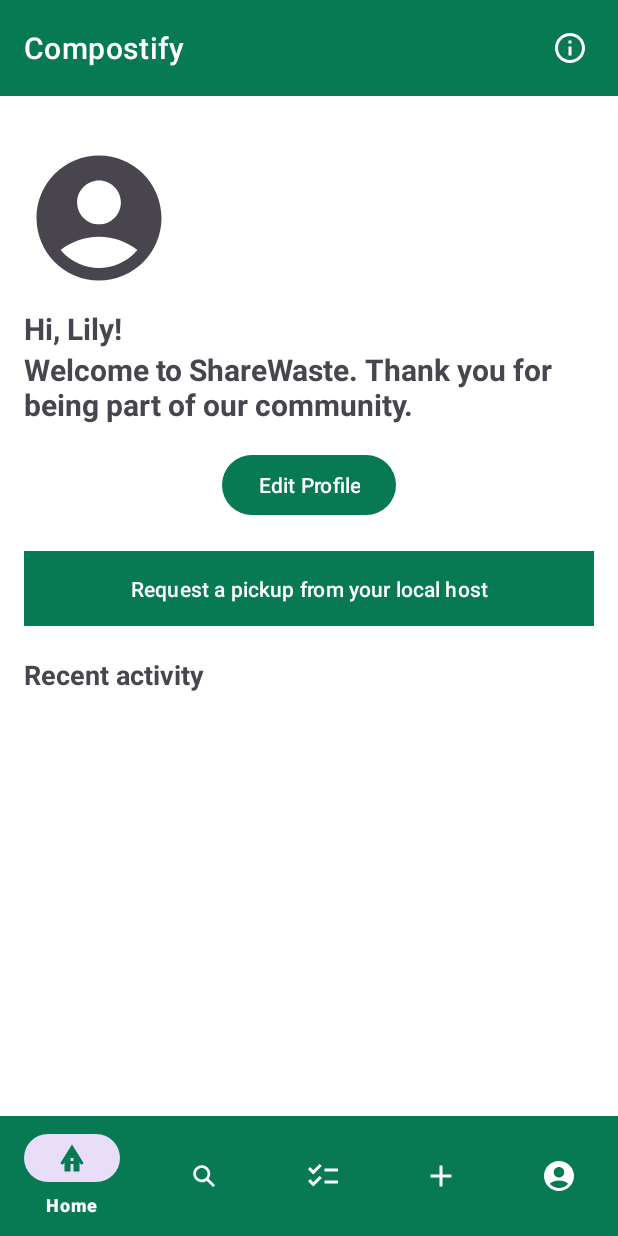
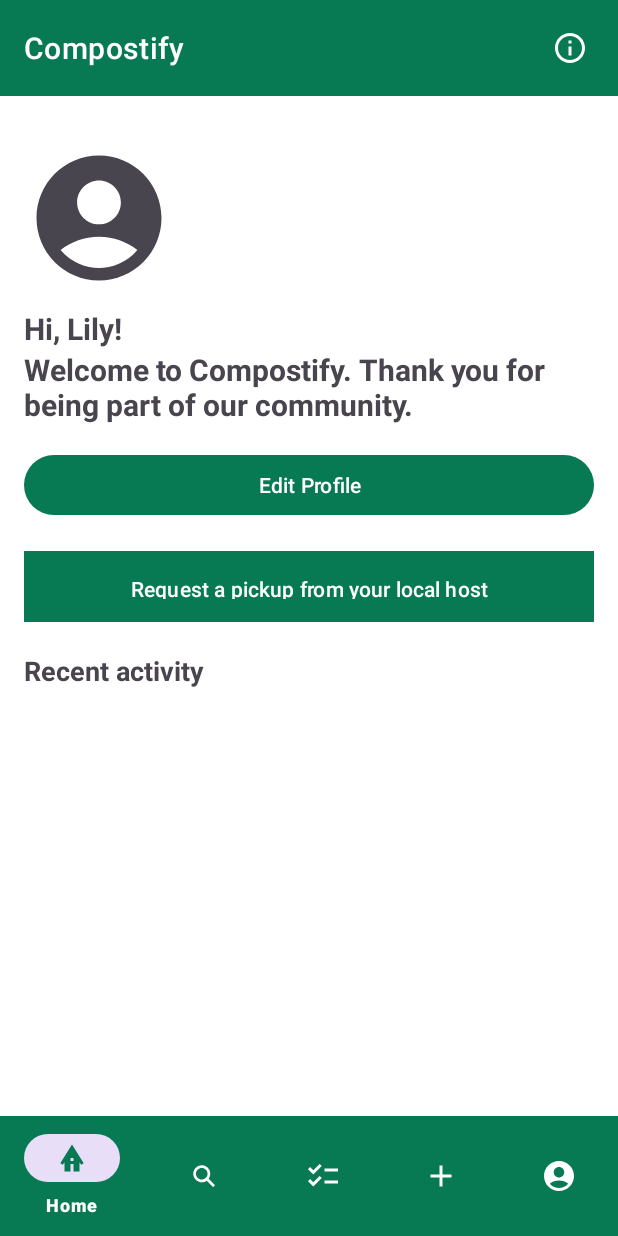
Before and after one commit to RiddhiSGithub/Compostify, an Android app: the screen it shows after launch (HomePageActivity), on a phone screen of 412 x 824 dp. Run offline under Robolectric (Android 15) with nearby library versions, the phone set to English and light mode, and no system bars.

Commit message:
changes in fragment and Splash Screen Activity

```diff
--- a/app/src/main/java/com/example/compostify/SplashScreenActivity.java
+++ b/app/src/main/java/com/example/compostify/SplashScreenActivity.java
@@ -21,7 +21,6 @@ public class SplashScreenActivity extends AppCompatActivity {
 
         // Load animation
         Animation fadeInAnimation = AnimationUtils.loadAnimation(this, R.anim.splash_animation);
-
         // Set animation to ImageView
         logoImageView.startAnimation(fadeInAnimation);
 
--- a/app/src/main/res/layout/fragment_home.xml
+++ b/app/src/main/res/layout/fragment_home.xml
@@ -35,14 +35,14 @@
         android:id="@+id/MessageTextView"
         android:layout_width="match_parent"
         android:layout_height="wrap_content"
-        android:text="Welcome to ShareWaste. Thank you for being part of our community."
+        android:text="Welcome to Compostify. Thank you for being part of our community."
         android:textSize="20sp"
         android:textStyle="bold" />
 
     <!-- Edit Profile button -->
     <com.google.android.material.button.MaterialButton
         android:id="@+id/editProfileButton"
-        android:layout_width="wrap_content"
+        android:layout_width="match_parent"
         android:layout_height="wrap_content"
         android:layout_gravity="center_horizontal"
         android:text="Edit Profile"
@@ -52,13 +52,12 @@
     <com.google.android.material.button.MaterialButton
         android:id="@+id/requestPickupButton"
         android:layout_width="match_parent"
-        android:layout_height="wrap_content"
+        android:layout_height="55dp"
         android:layout_marginTop="16sp"
         android:padding="15sp"
+        android:text="Request a pickup from your local host"
         android:textColor="@color/secondary"
-        android:text="Request a pickup from your local host"
-        app:cornerRadius="0sp"
-        />
+        app:cornerRadius="0sp" />
 
     <!-- Recent activity header -->
     <com.google.android.material.textview.MaterialTextView
--- a/app/src/main/res/layout/fragment_search.xml
+++ b/app/src/main/res/layout/fragment_search.xml
@@ -13,7 +13,7 @@
         android:id="@+id/find_waste_title"
         android:layout_width="match_parent"
         android:layout_height="wrap_content"
-        android:text="SEARCH"
+        android:text="@string/search"
         android:gravity="center"
         android:textSize="24sp"
         android:textStyle="bold"
```
